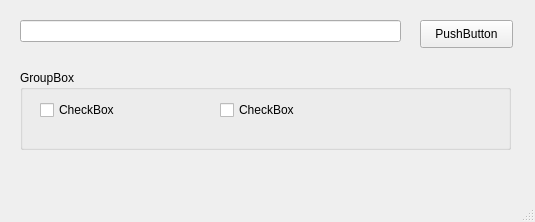
Qt form Searcher.ui (Sajmon25/DataSearcher) before a commit.
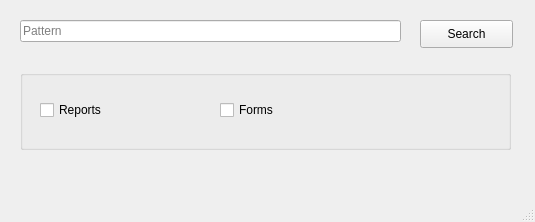
The same form after that commit.

```diff
--- a/Searcher.ui
+++ b/Searcher.ui
@@ -23,6 +23,12 @@
       <height>22</height>
      </rect>
     </property>
+    <property name="text">
+     <string/>
+    </property>
+    <property name="placeholderText">
+     <string>Pattern</string>
+    </property>
    </widget>
    <widget class="QPushButton" name="pushButton">
     <property name="geometry">
@@ -34,7 +40,7 @@
      </rect>
     </property>
     <property name="text">
-     <string>PushButton</string>
+     <string>Search</string>
     </property>
    </widget>
    <widget class="QGroupBox" name="groupBox">
@@ -47,7 +53,7 @@
      </rect>
     </property>
     <property name="title">
-     <string>GroupBox</string>
+     <string/>
     </property>
     <widget class="QCheckBox" name="checkBox">
      <property name="geometry">
@@ -59,7 +65,7 @@
       </rect>
      </property>
      <property name="text">
-      <string>CheckBox</string>
+      <string>Reports</string>
      </property>
     </widget>
     <widget class="QCheckBox" name="checkBox_2">
@@ -72,7 +78,7 @@
       </rect>
      </property>
      <property name="text">
-      <string>CheckBox</string>
+      <string>Forms</string>
      </property>
     </widget>
    </widget>
```
Left out of the diff: 10 changed lines with no effect on the pictures.
